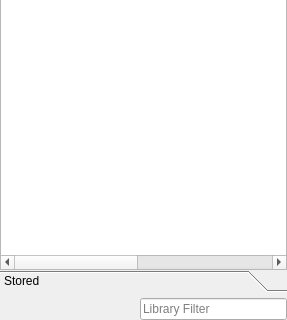
The window that Widgets/Library/LibraryWidget.ui (CasparCG/client) describes before a commit, drawn with Qt 5; both pictures show x 0 to 287 and y 280 to 600 of the 287 by 600 pixel window.
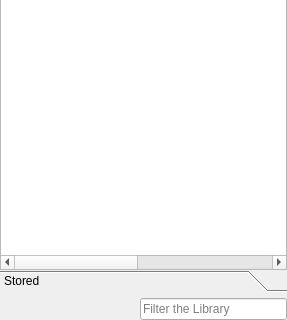
The same window after the commit. The open tabs and pages were chosen to show the change.

```diff
--- a/Widgets/Library/LibraryWidget.ui
+++ b/Widgets/Library/LibraryWidget.ui
@@ -450,7 +450,7 @@
         </size>
        </property>
        <property name="placeholderText">
-        <string>Library Filter</string>
+        <string>Filter the Library</string>
        </property>
       </widget>
      </item>
```
Left out of the diff: 8 changed lines with no effect on the pictures.
